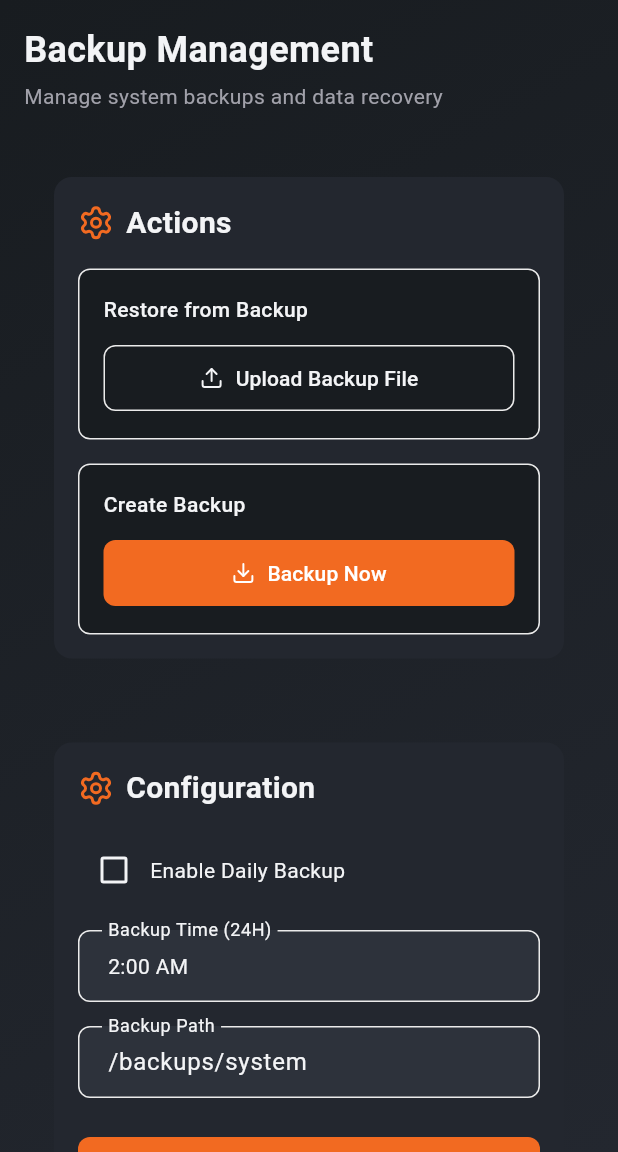
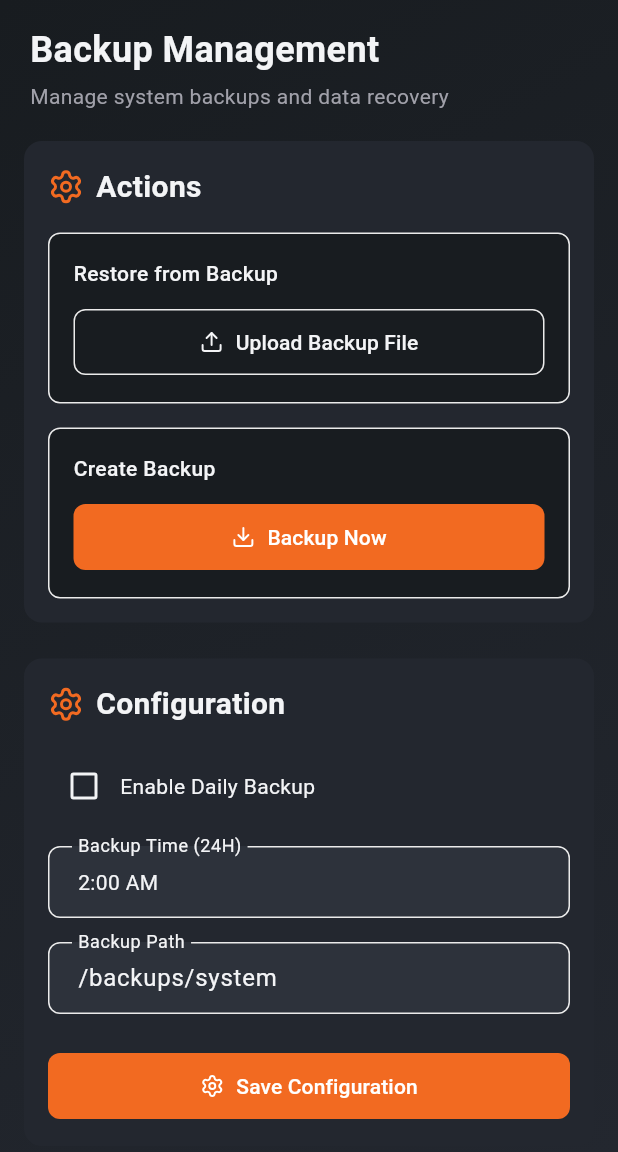
Before and after one commit to Rashid-Mahmood501/door-access-system-mobile-app, a Flutter app: the BackupPage screen opened directly, on a phone screen of 412 x 824 dp, the part 84-1236 px from its top. Run offline on Flutter 3.47's test engine with Material 3 defaults, Android fonts, the light colour scheme and no system bars; our stand-ins replace file_picker, lucide_icons.

Commit message:
Backup page

```diff
--- a/lib/screens/access_log_page.dart
+++ b/lib/screens/access_log_page.dart
@@ -188,7 +188,7 @@ class _AccessLogPageState extends State<AccessLogPage> {
             children: [
               // Header Section
               Container(
-                 padding: const EdgeInsets.fromLTRB(0, 16, 65, 16),
+                 padding: const EdgeInsets.fromLTRB(0, 16, 65, 0),
                 child: Column(
                   crossAxisAlignment: CrossAxisAlignment.start,
                   children: [
--- a/lib/screens/backup_page.dart
+++ b/lib/screens/backup_page.dart
@@ -171,12 +171,14 @@ class _BackupPageState extends State<BackupPage> {
           gradient: AppTheme.backgroundGradient,
         ),
         child: SingleChildScrollView(
-          padding: const EdgeInsets.all(16),
+          padding: const EdgeInsets.fromLTRB(0, 16, 0, 32),
           child: Column(
             crossAxisAlignment: CrossAxisAlignment.stretch,
             children: [
               // Header Section
-              Column(
+              Container(
+                padding: const EdgeInsets.fromLTRB(20, 0, 65, 0),
+                child: Column(
                   crossAxisAlignment: CrossAxisAlignment.start,
                   children: [
                     Text(
@@ -192,11 +194,13 @@ class _BackupPageState extends State<BackupPage> {
                     ),
                   ],
                 ),
+              ),
 
-              const SizedBox(height: 24),
+              const SizedBox(height: 16),
 
               // Actions Card
               CustomCard(
+                margin: const EdgeInsets.fromLTRB(12, 0, 12, 16),
                 child: Column(
                   children: [
                     const CustomCardHeader(
@@ -330,10 +334,9 @@ class _BackupPageState extends State<BackupPage> {
                 ),
               ),
 
-              const SizedBox(height: 16),
-
               // Configuration Card
               CustomCard(
+                margin: const EdgeInsets.fromLTRB(12, 0, 12, 16),
                 child: Column(
                   children: [
                     const CustomCardHeader(
```
Lines whose indentation alone changed are shown as unchanged.
